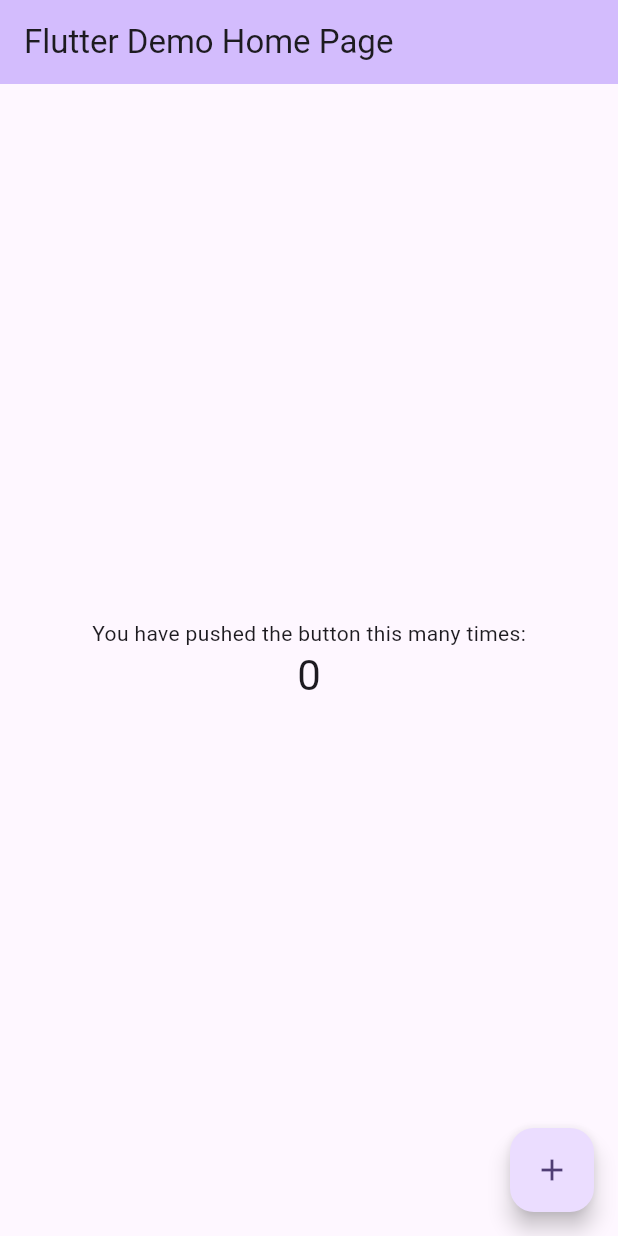
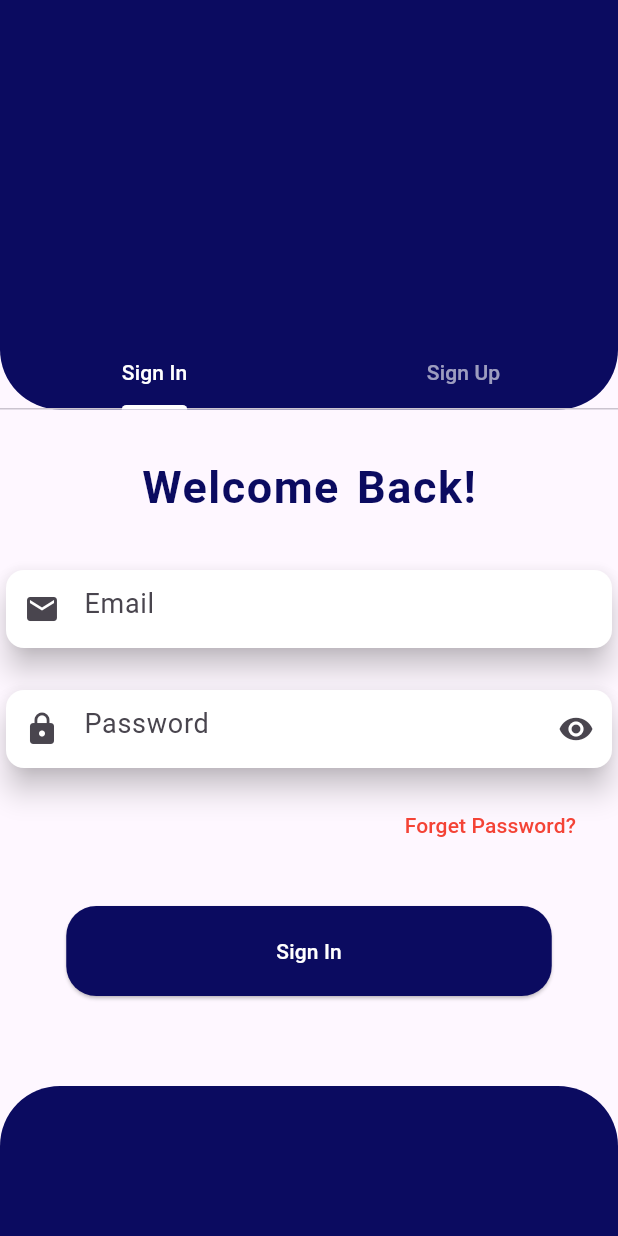
Before and after one commit to NehalNoby/timeit, a Flutter app: the screen it shows after launch, on a phone screen of 412 x 824 dp. Run offline on Flutter 3.47's test engine with Material 3 defaults, Android fonts, the phone set to English and light mode, and no system bars; Roboto replaces fonts that are missing (time).

Commit message:
login screen

```diff
--- /dev/null
+++ b/lib/logn_screen.dart
@@ -0,0 +1,164 @@
+import 'package:flutter/material.dart';
+
+class LoginScreen extends StatefulWidget {
+  const LoginScreen({super.key});
+
+  @override
+  State<LoginScreen> createState() => _LoginScreenState();
+}
+
+class _LoginScreenState extends State<LoginScreen> with SingleTickerProviderStateMixin {
+  TabController? _tabController;
+
+  @override
+  void initState() {
+    super.initState();
+    _tabController = TabController(length: 2, vsync: this);
+  }
+
+  @override
+  void dispose() {
+    _tabController!.dispose();
+    super.dispose();
+  }
+
+  @override
+  Widget build(BuildContext context) {
+    // This method returns the same UI structure for both "Sign In" and "Sign Up"
+    Widget _buildForm(String buttonText, String screenTitle) {
+      return Column(
+        children: [
+          SizedBox(height: 30),
+          Text(
+            screenTitle,
+            style: TextStyle(
+              fontSize: 30,
+              color: Color(0XFF0B0B60),
+              fontWeight: FontWeight.bold,
+              letterSpacing: 1.0,
+              wordSpacing: 3.0,
+              fontFamily: 'time',
+            ),
+          ),
+          SizedBox(height: 30),
+          // Email Input Field
+          Container(
+            height: 60,
+            child: Card(
+              color: Colors.white,
+              elevation: 8,
+              child: TextField(
+                style: TextStyle(fontSize: 18),
+                decoration: InputDecoration(
+                  hintText: 'Email',
+                  prefixIcon: Icon(Icons.email),
+                  border: OutlineInputBorder(
+                    borderSide: BorderSide.none,
+                    borderRadius: BorderRadius.circular(10),
+                  ),
+                  contentPadding: EdgeInsets.all(20),
+                ),
+              ),
+            ),
+          ),
+          SizedBox(height: 20),
+          // Password Input Field
+          Container(
+            height: 60,
+            child: Card(
+              color: Colors.white,
+              elevation: 8,
+              child: TextField(
+                style: TextStyle(fontSize: 18),
+                decoration: InputDecoration(
+                  hintText: 'Password',
+                  prefixIcon: Icon(Icons.lock),
+                  suffixIcon: Icon(Icons.visibility),
+                  border: OutlineInputBorder(
+                    borderSide: BorderSide.none,
+                    borderRadius: BorderRadius.circular(10),
+                  ),
+                  contentPadding: EdgeInsets.all(20),
+                ),
+              ),
+            ),
+          ),
+          SizedBox(height: 10),
+          // Forgot Password Text Button
+          Align(
+            alignment: Alignment.centerRight,
+            child: Padding(
+              padding: const EdgeInsets.only(right: 16.0),
+              child: TextButton(
+                onPressed: () {
+                  print('Forget Password clicked');
+                },
+                child: Text('Forget Password?'),
+                style: TextButton.styleFrom(foregroundColor: Colors.red),
+              ),
+            ),
+          ),
+          // Elevated Button
+          Padding(
+            padding: const EdgeInsets.all(30.0),
+            child: ElevatedButton(
+              onPressed: () {
+                print(buttonText);
+              },
+              child: Text(buttonText,style: TextStyle(color: Colors.white),),
+              style: ElevatedButton.styleFrom(
+                backgroundColor: Color(0XFF0B0B60), // Button background color
+
+                padding: EdgeInsets.symmetric(vertical: 20, horizontal: 140),
+                shape: RoundedRectangleBorder(
+                  borderRadius: BorderRadius.circular(20),
+                ),
+              ),
+            ),
+          ),
+        ],
+      );
+    }
+
+    return Scaffold(
+      appBar: AppBar(
+        toolbarHeight: 225,
+        backgroundColor: Color(0XFF0B0B60),
+        shape: RoundedRectangleBorder(
+          borderRadius: BorderRadiusDirectional.only(
+            bottomStart: Radius.circular(40),
+            bottomEnd: Radius.circular(40),
+          ),
+        ),
+        bottom: TabBar(
+          controller: _tabController,
+          indicatorColor: Colors.white,
+          labelColor: Colors.white,
+          unselectedLabelColor: Colors.white60,
+          tabs: [
+            Tab(text: "Sign In"),
+            Tab(text: "Sign Up"),
+          ],
+        ),
+      ),
+      body: TabBarView(
+        controller: _tabController,
+        children: [
+          _buildForm("Sign In", "Welcome Back!"),
+          _buildForm("Sign Up", "Create Account"),
+        ],
+      ),
+      bottomNavigationBar: Container(
+        width: double.maxFinite,
+        height: 100,
+        decoration: BoxDecoration(
+          color: Color(0XFF0B0B60),
+          borderRadius: BorderRadius.only(
+            topLeft: Radius.circular(40),
+            topRight: Radius.circular(40),
+          ),
+        ),
+      ),
+    );
+  }
+}
--- a/lib/main.dart
+++ b/lib/main.dart
@@ -1,4 +1,5 @@
 import 'package:flutter/material.dart';
+import 'package:timeit/logn_screen.dart';
 
 void main() {
   runApp(const MyApp());
@@ -31,95 +32,7 @@
         colorScheme: ColorScheme.fromSeed(seedColor: Colors.deepPurple),
         useMaterial3: true,
       ),
-      home: const MyHomePage(title: 'Flutter Demo Home Page'),
+      home: LoginScreen(),
     );
   }
 }
-
-class MyHomePage extends StatefulWidget {
-  const MyHomePage({super.key, required this.title});
-
-  // This widget is the home page of your application. It is stateful, meaning
-  // that it has a State object (defined below) that contains fields that affect
-  // how it looks.
-
-  // This class is the configuration for the state. It holds the values (in this
-  // case the title) provided by the parent (in this case the App widget) and
-  // used by the build method of the State. Fields in a Widget subclass are
-  // always marked "final".
-
-  final String title;
-
-  @override
-  State<MyHomePage> createState() => _MyHomePageState();
-}
-
-class _MyHomePageState extends State<MyHomePage> {
-  int _counter = 0;
-
-  void _incrementCounter() {
-    setState(() {
-      // This call to setState tells the Flutter framework that something has
-      // changed in this State, which causes it to rerun the build method below
-      // so that the display can reflect the updated values. If we changed
-      // _counter without calling setState(), then the build method would not be
-      // called again, and so nothing would appear to happen.
-      _counter++;
-    });
-  }
-
-  @override
-  Widget build(BuildContext context) {
-    // This method is rerun every time setState is called, for instance as done
-    // by the _incrementCounter method above.
-    //
-    // The Flutter framework has been optimized to make rerunning build methods
-    // fast, so that you can just rebuild anything that needs updating rather
-    // than having to individually change instances of widgets.
-    return Scaffold(
-      appBar: AppBar(
-        // TRY THIS: Try changing the color here to a specific color (to
-        // Colors.amber, perhaps?) and trigger a hot reload to see the AppBar
-        // change color while the other colors stay the same.
-        backgroundColor: Theme.of(context).colorScheme.inversePrimary,
-        // Here we take the value from the MyHomePage object that was created by
-        // the App.build method, and use it to set our appbar title.
-        title: Text(widget.title),
-      ),
-      body: Center(
-        // Center is a layout widget. It takes a single child and positions it
-        // in the middle of the parent.
-        child: Column(
-          // Column is also a layout widget. It takes a list of children and
-          // arranges them vertically. By default, it sizes itself to fit its
-          // children horizontally, and tries to be as tall as its parent.
-          //
-          // Column has various properties to control how it sizes itself and
-          // how it positions its children. Here we use mainAxisAlignment to
-          // center the children vertically; the main axis here is the vertical
-          // axis because Columns are vertical (the cross axis would be
-          // horizontal).
-          //
-          // TRY THIS: Invoke "debug painting" (choose the "Toggle Debug Paint"
-          // action in the IDE, or press "p" in the console), to see the
-          // wireframe for each widget.
-          mainAxisAlignment: MainAxisAlignment.center,
-          children: <Widget>[
-            const Text(
-              'You have pushed the button this many times:',
-            ),
-            Text(
-              '$_counter',
-              style: Theme.of(context).textTheme.headlineMedium,
-            ),
-          ],
-        ),
-      ),
-      floatingActionButton: FloatingActionButton(
-        onPressed: _incrementCounter,
-        tooltip: 'Increment',
-        child: const Icon(Icons.add),
-      ), // This trailing comma makes auto-formatting nicer for build methods.
-    );
-  }
-}
```
Also changed, not shown: pubspec.yaml (+10 -9 lines), assets/fonts/RobotoCondensed-Medium.ttf (added), assets/fonts/RobotoCondensed-Regular.ttf (added).
